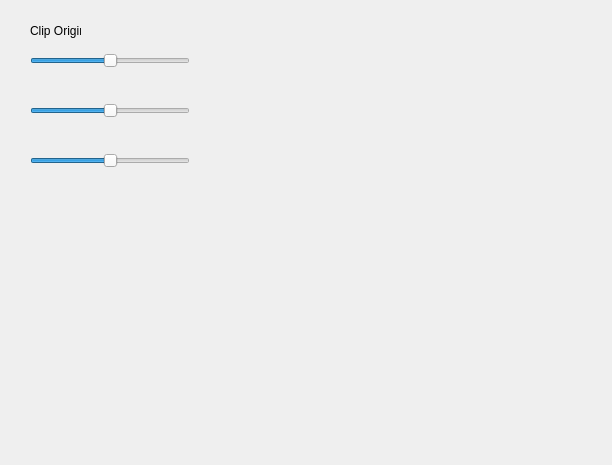
This is modelViewer/optionsfilter.ui in So-Lok/2019_Group_38 as Qt 5 draws it before an edit. The edited form follows.
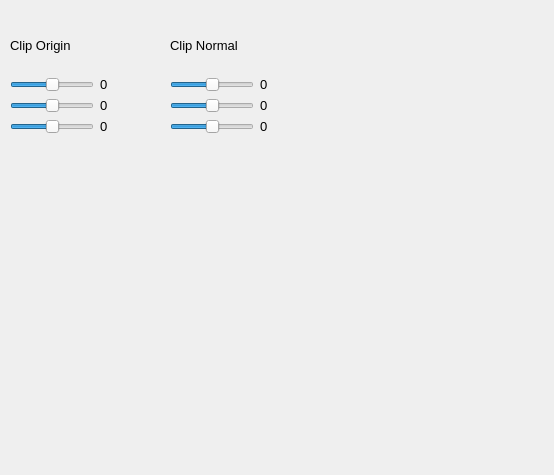
This is the edited form.

Commit message: additional sliders added need defining

Patch:
```diff
--- a/modelViewer/optionsfilter.ui
+++ b/modelViewer/optionsfilter.ui
@@ -6,91 +6,320 @@
    <rect>
     <x>0</x>
     <y>0</y>
-    <width>612</width>
-    <height>465</height>
+    <width>554</width>
+    <height>475</height>
    </rect>
   </property>
   <property name="windowTitle">
    <string>Dialog</string>
   </property>
-  <widget class="QSlider" name="clipOriginX">
+  <widget class="QWidget" name="">
    <property name="geometry">
     <rect>
-     <x>30</x>
-     <y>50</y>
-     <width>160</width>
-     <height>22</height>
-    </rect>
-   </property>
-   <property name="minimum">
-    <number>-5</number>
-   </property>
-   <property name="maximum">
-    <number>5</number>
-   </property>
-   <property name="orientation">
-    <enum>Qt::Horizontal</enum>
-   </property>
-  </widget>
-  <widget class="QSlider" name="clipOriginY">
-   <property name="geometry">
-    <rect>
-     <x>30</x>
-     <y>100</y>
-     <width>160</width>
-     <height>22</height>
-    </rect>
-   </property>
-   <property name="minimum">
-    <number>-5</number>
-   </property>
-   <property name="maximum">
-    <number>5</number>
-   </property>
-   <property name="sliderPosition">
-    <number>0</number>
-   </property>
-   <property name="orientation">
-    <enum>Qt::Horizontal</enum>
-   </property>
-  </widget>
-  <widget class="QSlider" name="clipOriginZ">
-   <property name="geometry">
-    <rect>
-     <x>30</x>
-     <y>150</y>
-     <width>160</width>
-     <height>22</height>
-    </rect>
-   </property>
-   <property name="minimum">
-    <number>-5</number>
-   </property>
-   <property name="maximum">
-    <number>5</number>
-   </property>
-   <property name="value">
-    <number>0</number>
-   </property>
-   <property name="sliderPosition">
-    <number>0</number>
-   </property>
-   <property name="orientation">
-    <enum>Qt::Horizontal</enum>
-   </property>
-  </widget>
-  <widget class="QLabel" name="clipOrigin">
-   <property name="geometry">
-    <rect>
-     <x>30</x>
+     <x>10</x>
      <y>20</y>
-     <width>51</width>
-     <height>21</height>
+     <width>314</width>
+     <height>114</height>
     </rect>
    </property>
-   <property name="text">
-    <string>Clip Origin</string>
-   </property>
+   <layout class="QHBoxLayout" name="horizontalLayout_7">
+    <item>
+     <layout class="QVBoxLayout" name="verticalLayout_3">
+      <item>
+       <layout class="QHBoxLayout" name="horizontalLayout_3">
+        <item>
+         <widget class="QLabel" name="clipOrigin">
+          <property name="font">
+           <font>
+            <pointsize>10</pointsize>
+            <weight>50</weight>
+            <bold>false</bold>
+           </font>
+          </property>
+          <property name="text">
+           <string>Clip Origin</string>
+          </property>
+         </widget>
+        </item>
+        <item>
+         <spacer name="horizontalSpacer_2">
+          <property name="orientation">
+           <enum>Qt::Horizontal</enum>
+          </property>
+          <property name="sizeHint" stdset="0">
+           <size>
+            <width>40</width>
+            <height>20</height>
+           </size>
+          </property>
+         </spacer>
+        </item>
+       </layout>
+      </item>
+      <item>
+       <layout class="QHBoxLayout" name="horizontalLayout_2">
+        <item>
+         <layout class="QVBoxLayout" name="verticalLayout">
+          <item>
+           <widget class="QSlider" name="clipOriginX">
+            <property name="minimum">
+             <number>-5</number>
+            </property>
+            <property name="maximum">
+             <number>5</number>
+            </property>
+            <property name="orientation">
+             <enum>Qt::Horizontal</enum>
+            </property>
+           </widget>
+          </item>
+          <item>
+           <widget class="QSlider" name="clipOriginY">
+            <property name="minimum">
+             <number>-5</number>
+            </property>
+            <property name="maximum">
+             <number>5</number>
+            </property>
+            <property name="sliderPosition">
+             <number>0</number>
+            </property>
+            <property name="orientation">
+             <enum>Qt::Horizontal</enum>
+            </property>
+           </widget>
+          </item>
+          <item>
+           <widget class="QSlider" name="clipOriginZ">
+            <property name="minimum">
+             <number>-5</number>
+            </property>
+            <property name="maximum">
+             <number>5</number>
+            </property>
+            <property name="value">
+             <number>0</number>
+            </property>
+            <property name="sliderPosition">
+             <number>0</number>
+            </property>
+            <property name="orientation">
+             <enum>Qt::Horizontal</enum>
+            </property>
+           </widget>
+          </item>
+         </layout>
+        </item>
+        <item>
+         <layout class="QHBoxLayout" name="horizontalLayout">
+          <item>
+           <layout class="QVBoxLayout" name="verticalLayout_2">
+            <item>
+             <widget class="QLabel" name="label">
+              <property name="font">
+               <font>
+                <pointsize>10</pointsize>
+               </font>
+              </property>
+              <property name="text">
+               <string>0</string>
+              </property>
+             </widget>
+            </item>
+            <item>
+             <widget class="QLabel" name="label_2">
+              <property name="font">
+               <font>
+                <pointsize>10</pointsize>
+               </font>
+              </property>
+              <property name="text">
+               <string>0</string>
+              </property>
+             </widget>
+            </item>
+            <item>
+             <widget class="QLabel" name="label_3">
+              <property name="font">
+               <font>
+                <pointsize>10</pointsize>
+               </font>
+              </property>
+              <property name="text">
+               <string>0</string>
+              </property>
+             </widget>
+            </item>
+           </layout>
+          </item>
+          <item>
+           <spacer name="horizontalSpacer">
+            <property name="orientation">
+             <enum>Qt::Horizontal</enum>
+            </property>
+            <property name="sizeHint" stdset="0">
+             <size>
+              <width>40</width>
+              <height>20</height>
+             </size>
+            </property>
+           </spacer>
+          </item>
+         </layout>
+        </item>
+       </layout>
+      </item>
+     </layout>
+    </item>
+    <item>
+     <layout class="QVBoxLayout" name="verticalLayout_4">
+      <item>
+       <layout class="QHBoxLayout" name="horizontalLayout_4">
+        <item>
+         <widget class="QLabel" name="clipOrigin_2">
+          <property name="font">
+           <font>
+            <pointsize>10</pointsize>
+            <weight>50</weight>
+            <bold>false</bold>
+           </font>
+          </property>
+          <property name="text">
+           <string>Clip Normal</string>
+          </property>
+         </widget>
+        </item>
+        <item>
+         <spacer name="horizontalSpacer_3">
+          <property name="orientation">
+           <enum>Qt::Horizontal</enum>
+          </property>
+          <property name="sizeHint" stdset="0">
+           <size>
+            <width>40</width>
+            <height>20</height>
+           </size>
+          </property>
+         </spacer>
+        </item>
+       </layout>
+      </item>
+      <item>
+       <layout class="QHBoxLayout" name="horizontalLayout_5">
+        <item>
+         <layout class="QVBoxLayout" name="verticalLayout_5">
+          <item>
+           <widget class="QSlider" name="clipNormalX">
+            <property name="minimum">
+             <number>-5</number>
+            </property>
+            <property name="maximum">
+             <number>5</number>
+            </property>
+            <property name="orientation">
+             <enum>Qt::Horizontal</enum>
+            </property>
+           </widget>
+          </item>
+          <item>
+           <widget class="QSlider" name="clipNormalY">
+            <property name="minimum">
+             <number>-5</number>
+            </property>
+            <property name="maximum">
+             <number>5</number>
+            </property>
+            <property name="sliderPosition">
+             <number>0</number>
+            </property>
+            <property name="orientation">
+             <enum>Qt::Horizontal</enum>
+            </property>
+           </widget>
+          </item>
+          <item>
+           <widget class="QSlider" name="clipNormalZ">
+            <property name="minimum">
+             <number>-5</number>
+            </property>
+            <property name="maximum">
+             <number>5</number>
+            </property>
+            <property name="value">
+             <number>0</number>
+            </property>
+            <property name="sliderPosition">
+             <number>0</number>
+            </property>
+            <property name="orientation">
+             <enum>Qt::Horizontal</enum>
+            </property>
+           </widget>
+          </item>
+         </layout>
+        </item>
+        <item>
+         <layout class="QHBoxLayout" name="horizontalLayout_6">
+          <item>
+           <layout class="QVBoxLayout" name="verticalLayout_6">
+            <item>
+             <widget class="QLabel" name="label_4">
+              <property name="font">
+               <font>
+                <pointsize>10</pointsize>
+               </font>
+              </property>
+              <property name="text">
+               <string>0</string>
+              </property>
+             </widget>
+            </item>
+            <item>
+             <widget class="QLabel" name="label_5">
+              <property name="font">
+               <font>
+                <pointsize>10</pointsize>
+               </font>
+              </property>
+              <property name="text">
+               <string>0</string>
+              </property>
+             </widget>
+            </item>
+            <item>
+             <widget class="QLabel" name="label_6">
+              <property name="font">
+               <font>
+                <pointsize>10</pointsize>
+               </font>
+              </property>
+              <property name="text">
+               <string>0</string>
+              </property>
+             </widget>
+            </item>
+           </layout>
+          </item>
+          <item>
+           <spacer name="horizontalSpacer_4">
+            <property name="orientation">
+             <enum>Qt::Horizontal</enum>
+            </property>
+            <property name="sizeHint" stdset="0">
+             <size>
+              <width>40</width>
+              <height>20</height>
+             </size>
+            </property>
+           </spacer>
+          </item>
+         </layout>
+        </item>
+       </layout>
+      </item>
+     </layout>
+    </item>
+   </layout>
   </widget>
  </widget>
  <resources/>
```
Left out of the diff: 99 changed lines with no effect on the pictures. The commit also changes 2 other files.
